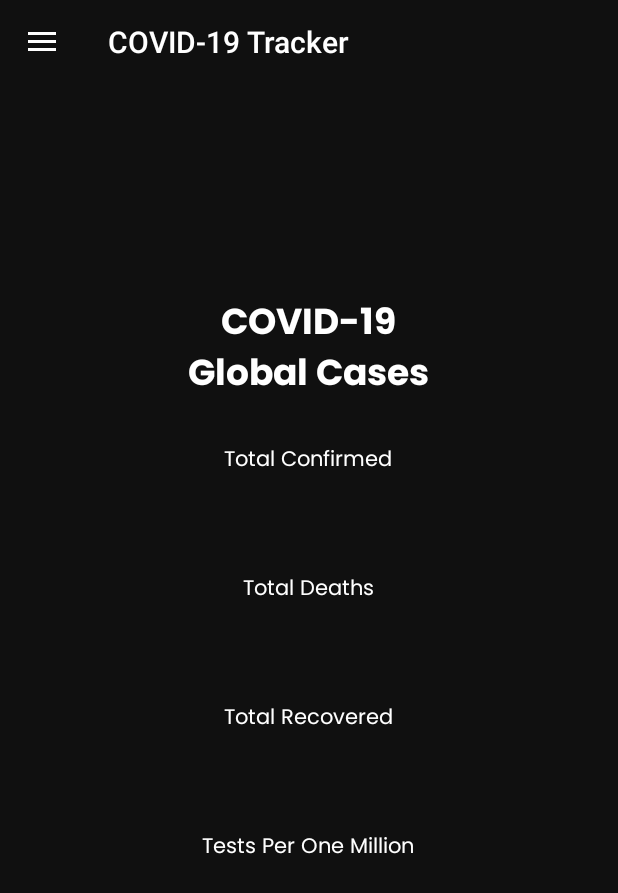
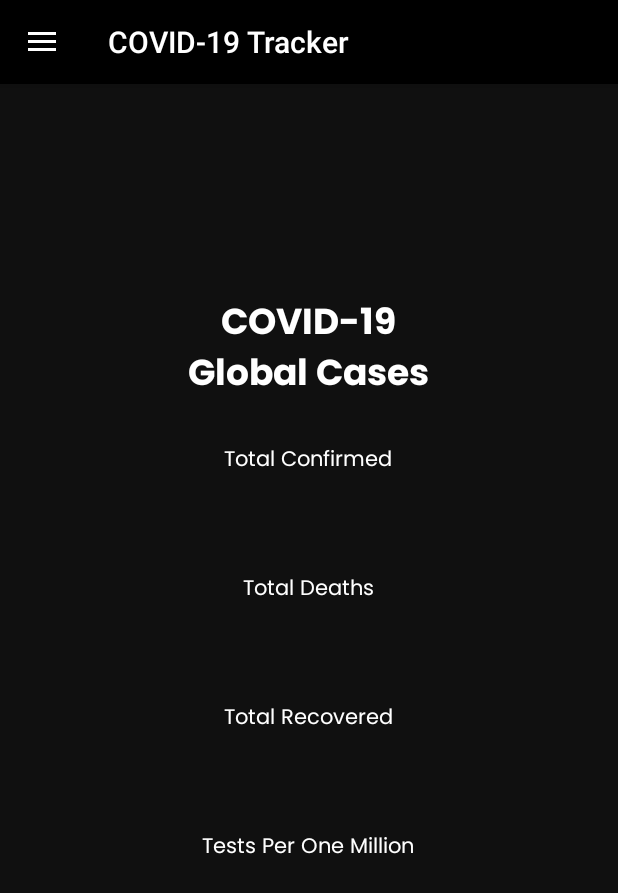
Before and after one commit to Viren-Patil/COVID-19-Tracker, an Android app: the screen it shows after launch (MainActivity), on a phone screen of 412 x 824 dp. Shown: the top 893 px of the screen. Run offline under Robolectric (Android 15) with nearby library versions, the phone set to English and light mode, and no system bars; our stand-ins replace Volley, navigation-ui; network calls fail.

```diff
--- a/app/src/main/res/layout/activity_main.xml
+++ b/app/src/main/res/layout/activity_main.xml
@@ -19,6 +19,7 @@
             android:layout_width="match_parent"
             android:layout_height="?attr/actionBarSize"
             android:elevation="4dp"
+            android:background="@color/colorPrimaryDark"
             android:theme="@style/ThemeOverlay.AppCompat.Dark.ActionBar"
             app:popupTheme="@style/ThemeOverlay.AppCompat.Light" />
 
--- a/app/src/main/res/values/styles.xml
+++ b/app/src/main/res/values/styles.xml
@@ -4,7 +4,7 @@
     <style name="AppTheme" parent="Theme.AppCompat.Light">
         <!-- Customize your theme here. -->
         <item name="colorPrimary">@color/colorPrimaryDark</item>
-        <item name="colorPrimaryDark">#000</item>
+        <item name="colorPrimaryDark">@color/colorPrimaryDark</item>
         <item name="colorAccent">@color/colorAccent</item>
         <item name="android:textColorPrimary">@color/colorPrimaryDark</item>
     </style>
```
